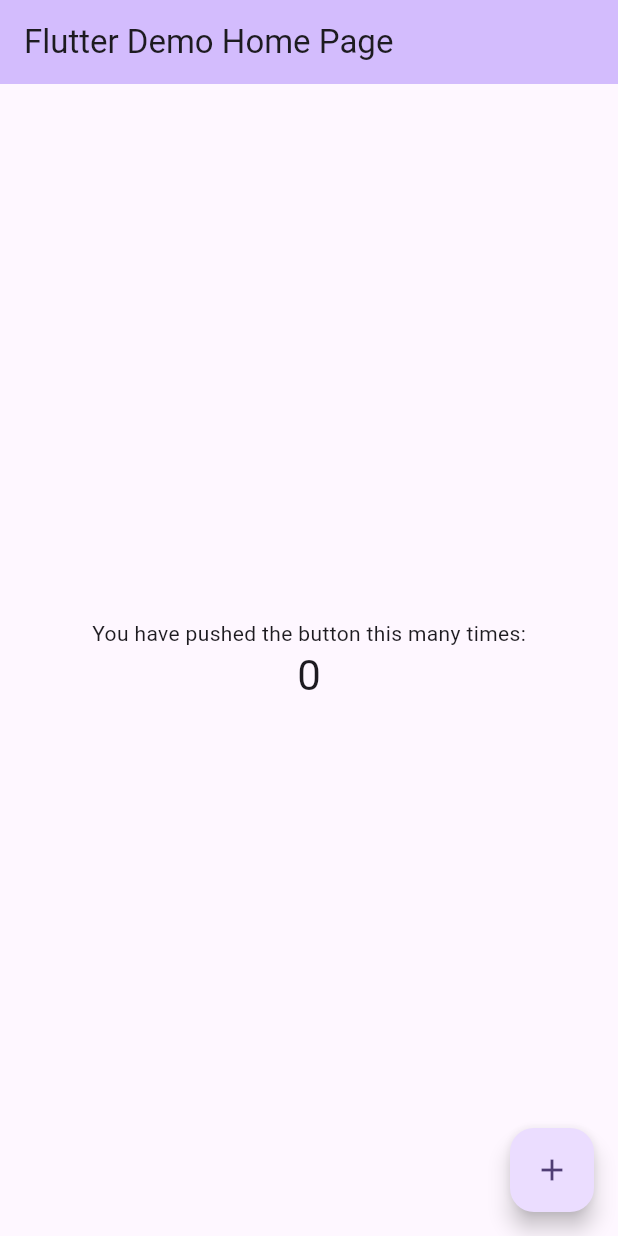
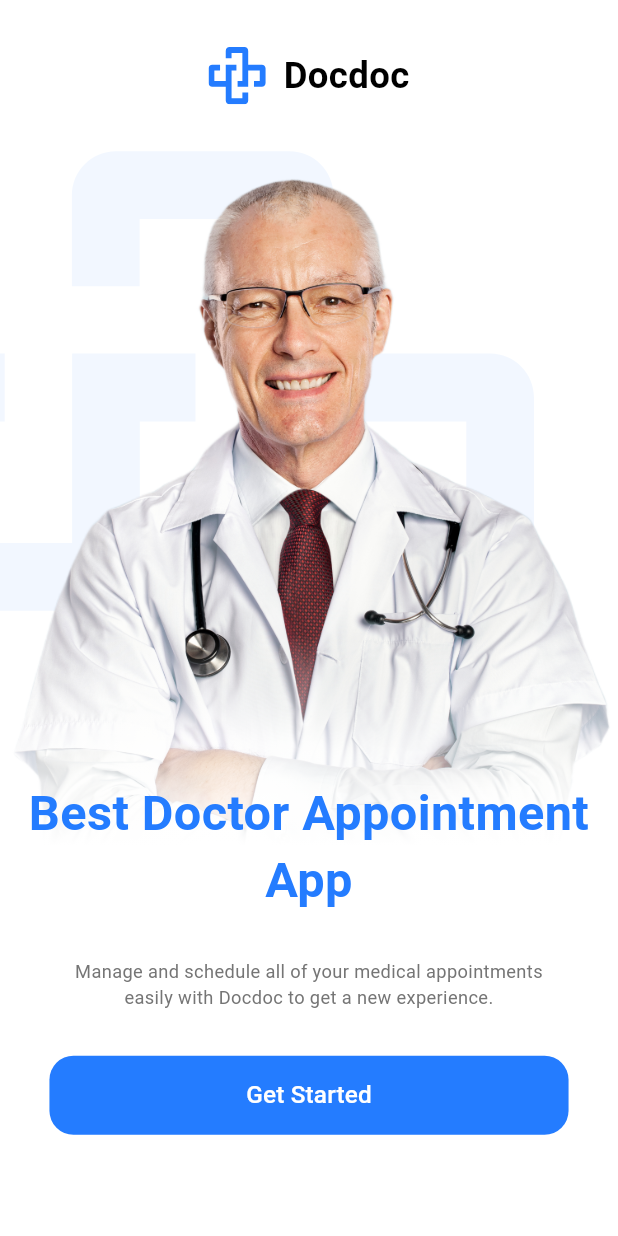
Before and after one commit to wafaasayed97/flutter_advanced_complete_project, a Flutter app: the screen it shows after launch, on a phone screen of 412 x 824 dp. Run offline on Flutter 3.47's test engine with Material 3 defaults, Android fonts, the phone set to English and light mode, and no system bars; our stand-ins replace flutter_screenutil, flutter_svg.

Commit message:
-added svgs and images to assets -added flutter_svg & flutter_screenutil -made file to doc app client - added navigation -added routing folder -added colors &text styles

```diff
--- /dev/null
+++ b/lib/core/helpers/extensions.dart
@@ -0,0 +1,17 @@
+import 'package:flutter/cupertino.dart';
+
+extension Navigation on BuildContext{
+  void pop(){
+    Navigator.pop(this);
+  }
+  Future<dynamic> pushNamed(String routeName, {Object? arguments}){
+    return Navigator.pushNamed(this, routeName, arguments: arguments);
+  }
+
+  Future<dynamic> pushReplacementNamed(String routeName, {Object? arguments}){
+    return Navigator.pushReplacementNamed(this, routeName, arguments: arguments);
+  }
+ Future<dynamic> pushNamedAndRemoveUntil(String routeName, {Object? arguments , required RoutePredicate predicate}){
+   return Navigator.of(this).pushNamedAndRemoveUntil(routeName, predicate, arguments: arguments);
+ }
+}
--- /dev/null
+++ b/lib/core/routing/app_router.dart
@@ -0,0 +1,23 @@
+import 'package:flutter/material.dart';
+import 'package:flutter_advanced_complete_project/core/routing/routes.dart';
+import 'package:flutter_advanced_complete_project/features/onboarding/ui/screens/onboarding_screen.dart';
+
+import '../../features/login/ui/screens/login_screen.dart';
+
+class AppRouter{
+  Route generateRoute(RouteSettings settings){
+    final arguments = settings.arguments;
+    switch(settings.name){
+      case Routes.onBoardingScreen:
+        return MaterialPageRoute(builder: (context) => const OnBoardingScreen());
+      case Routes.loginScreen:
+        return MaterialPageRoute(builder: (context) => const LoginScreen());
+      default:
+        return MaterialPageRoute(builder: (context) => Scaffold(
+          body: Center(
+            child: Text('No route defined for ${settings.name}'),
+          ),
+        ));
+    }
+  }
+}
--- /dev/null
+++ b/lib/core/routing/routes.dart
@@ -0,0 +1,4 @@
+class Routes{
+  static const String onBoardingScreen = '/onBoardingScreen';
+  static const String loginScreen = '/loginScreen';
+}
--- /dev/null
+++ b/lib/core/theming/colors.dart
@@ -0,0 +1,6 @@
+import 'package:flutter/material.dart';
+
+class ColorsManager{
+  static Color mainBlue = const Color(0xFF247CFF);
+  static Color grey = const Color(0xFF757575);
+}
--- /dev/null
+++ b/lib/core/theming/styles.dart
@@ -0,0 +1,27 @@
+import 'package:flutter/material.dart';
+import 'package:flutter_advanced_complete_project/core/theming/colors.dart';
+import 'package:flutter_screenutil/flutter_screenutil.dart';
+
+class TextStyles{
+  static TextStyle font24black700wight = TextStyle (
+      fontSize: 24.sp,
+      fontWeight: FontWeight.w700,
+      color: Colors.black
+    );
+  static TextStyle font32BlueBold = TextStyle (
+      fontSize: 32.sp,
+      fontWeight: FontWeight.bold,
+      color: ColorsManager.mainBlue
+    );
+  static TextStyle font12GrayRegular = TextStyle (
+      fontSize: 12.sp,
+      fontWeight: FontWeight.normal,
+      color: ColorsManager.grey
+    );
+  static TextStyle font16whiteSemiBold = TextStyle (
+      fontSize: 16.sp,
+      fontWeight: FontWeight.w500,
+      color: Colors.white
+    );
+
+  }
--- /dev/null
+++ b/lib/doc_app.dart
@@ -0,0 +1,30 @@
+import 'package:flutter/material.dart';
+import 'package:flutter_advanced_complete_project/core/routing/app_router.dart';
+import 'package:flutter_advanced_complete_project/core/theming/colors.dart';
+import 'package:flutter_screenutil/flutter_screenutil.dart';
+
+import 'core/routing/routes.dart';
+
+class DocApp extends StatelessWidget {
+  final AppRouter appRouter ;
+  const DocApp({super.key, required this.appRouter});
+
+  @override
+  Widget build(BuildContext context) {
+    return ScreenUtilInit(
+      designSize: const Size(375, 812),
+      minTextAdapt: true,
+      splitScreenMode: true,
+     child: MaterialApp(
+      debugShowCheckedModeBanner: false,
+      title: 'Doc App',
+      theme: ThemeData(
+        scaffoldBackgroundColor: Colors.white,
+        primaryColor: ColorsManager.mainBlue,
+      ),
+      initialRoute: Routes.onBoardingScreen,
+      onGenerateRoute: appRouter.generateRoute,
+     ),
+    );
+  }
+}
--- /dev/null
+++ b/lib/features/login/ui/screens/login_screen.dart
@@ -0,0 +1,17 @@
+import 'package:flutter/material.dart';
+
+class LoginScreen extends StatelessWidget {
+  const LoginScreen({super.key});
+
+  @override
+  Widget build(BuildContext context) {
+    return Scaffold(
+      appBar: AppBar(
+        title: const Text('Login Screen'),
+      ),
+      body: const Center(
+        child: Text('Login Screen is working'),
+      ),
+    );
+  }
+}
--- /dev/null
+++ b/lib/features/onboarding/ui/screens/onboarding_screen.dart
@@ -0,0 +1,43 @@
+import 'package:flutter/material.dart';
+import 'package:flutter_screenutil/flutter_screenutil.dart';
+
+import '../../../../core/theming/styles.dart';
+import '../widgets/doc_logo_and_name.dart';
+import '../widgets/doctor_image_and_text.dart';
+import '../widgets/get_started_buttun.dart';
+
+class OnBoardingScreen extends StatelessWidget {
+  const OnBoardingScreen({super.key});
+
+  @override
+  Widget build(BuildContext context) {
+    return Scaffold(
+      body: SafeArea(
+          child: SingleChildScrollView(
+        child: Padding(
+          padding: EdgeInsets.only(top: 30.h, bottom: 30.h),
+          child: Column(
+            children: [
+              const DocLogoAndName(),
+              SizedBox(height: 30.h),
+              const DoctorImageAndText(),
+              Padding(
+                padding:  EdgeInsets.symmetric(horizontal: 30.w),
+                child: Column(
+                  children: [
+                    Text(
+                        'Manage and schedule all of your medical appointments easily with Docdoc to get a new experience.'
+                            ,style: TextStyles.font12GrayRegular,textAlign: TextAlign.center,
+                    ),
+                    SizedBox(height: 30.h),
+                    const GetStartedButton(),
+                  ],
+                ),
+              )
+            ],
+          ),
+        ),
+      )),
+    );
+  }
+}
--- /dev/null
+++ b/lib/features/onboarding/ui/widgets/doc_logo_and_name.dart
@@ -0,0 +1,23 @@
+import 'package:flutter/material.dart';
+import 'package:flutter_advanced_complete_project/core/theming/styles.dart';
+import 'package:flutter_screenutil/flutter_screenutil.dart';
+import 'package:flutter_svg/svg.dart';
+
+class DocLogoAndName extends StatelessWidget {
+  const DocLogoAndName({super.key});
+
+  @override
+  Widget build(BuildContext context) {
+    return Row(
+      mainAxisAlignment: MainAxisAlignment.center,
+      children: [
+        SvgPicture.asset('assets/svgs/docdoc_logo.svg'),
+        SizedBox(width: 10.w),
+        Text(
+          'Docdoc',
+          style: TextStyles.font24black700wight,
+        ),
+      ],
+    );
+  }
+}
--- /dev/null
+++ b/lib/features/onboarding/ui/widgets/doctor_image_and_text.dart
@@ -0,0 +1,41 @@
+import 'package:flutter/material.dart';
+import 'package:flutter_svg/flutter_svg.dart';
+
+import '../../../../core/theming/styles.dart';
+
+class DoctorImageAndText extends StatelessWidget {
+  const DoctorImageAndText({super.key});
+
+  @override
+  Widget build(BuildContext context) {
+    return Stack(
+      children: [
+        SvgPicture.asset('assets/svgs/docdoc_logo_low_opacity.svg'),
+        Container(
+          foregroundDecoration: BoxDecoration(
+            gradient: LinearGradient(
+              colors: [
+                Colors.white,
+                Colors.white.withOpacity(0.0),
+              ],
+              begin: Alignment.bottomCenter,
+              end: Alignment.topCenter,
+              stops: const [0.14, 0.4],
+            ),
+          ),
+          child: Image.asset('assets/images/onboarding_doctor_image.png'),
+        ),
+         Positioned(
+          bottom: 30,left: 0,right: 0,
+          child: Text(
+            'Best Doctor Appointment App',
+            textAlign: TextAlign.center,
+            style: TextStyles.font32BlueBold.copyWith(
+              height: 1.4,
+            ),
+          ),
+        ),
+      ],
+    );
+  }
+}
--- /dev/null
+++ b/lib/features/onboarding/ui/widgets/get_started_buttun.dart
@@ -0,0 +1,36 @@
+import 'package:flutter/material.dart';
+import 'package:flutter_advanced_complete_project/core/helpers/extensions.dart';
+import 'package:flutter_screenutil/flutter_screenutil.dart';
+
+import '../../../../core/routing/routes.dart';
+import '../../../../core/theming/colors.dart';
+import '../../../../core/theming/styles.dart';
+
+class GetStartedButton extends StatelessWidget {
+  const GetStartedButton({super.key});
+
+  @override
+  Widget build(BuildContext context) {
+    return TextButton(
+      style: ButtonStyle(
+        tapTargetSize: MaterialTapTargetSize.shrinkWrap,
+        backgroundColor: MaterialStateProperty.all(ColorsManager.mainBlue),
+        minimumSize: MaterialStateProperty.all(
+           Size(double.infinity, 52.h),
+        ),
+        shape: MaterialStateProperty.all<RoundedRectangleBorder>(
+          RoundedRectangleBorder(
+            borderRadius: BorderRadius.circular(16),
+          ),
+        ),
+      ),
+      onPressed: () {
+        context.pushNamed(Routes.loginScreen);
+      },
+      child: Text(
+        'Get Started',
+        style: TextStyles.font16whiteSemiBold,
+      ),
+    );
+  }
+}
--- a/lib/main.dart
+++ b/lib/main.dart
@@ -1,97 +1,7 @@
 import 'package:flutter/material.dart';
+import 'package:flutter_advanced_complete_project/core/routing/app_router.dart';
+import 'package:flutter_advanced_complete_project/doc_app.dart';
 
 void main() {
-  runApp(const MyApp());
+  runApp(DocApp(appRouter: AppRouter()));
 }
-
-class MyApp extends StatelessWidget {
-  const MyApp({super.key});
-
-  // This widget is the root of your application.
-  @override
-  Widget build(BuildContext context) {
-    return MaterialApp(
-      debugShowCheckedModeBanner: false,
-      title: 'Flutter Demo',
-      theme: ThemeData(
-        colorScheme: ColorScheme.fromSeed(seedColor: Colors.deepPurple),
-        useMaterial3: true,
-      ),
-      home: const MyHomePage(title: 'Flutter Demo Home Page'),
-    );
-  }
-}
-
-class MyHomePage extends StatefulWidget {
-  const MyHomePage({super.key, required this.title});
-
-  final String title;
-
-  @override
-  State<MyHomePage> createState() => _MyHomePageState();
-}
-
-class _MyHomePageState extends State<MyHomePage> {
-  int _counter = 0;
-
-  void _incrementCounter() {
-    setState(() {
-      _counter++;
-    });
-  }
-
-  @override
-  Widget build(BuildContext context) {
-    // This method is rerun every time setState is called, for instance as done
-    // by the _incrementCounter method above.
-    //
-    // The Flutter framework has been optimized to make rerunning build methods
-    // fast, so that you can just rebuild anything that needs updating rather
-    // than having to individually change instances of widgets.
-    return Scaffold(
-      appBar: AppBar(
-        // TRY THIS: Try changing the color here to a specific color (to
-        // Colors.amber, perhaps?) and trigger a hot reload to see the AppBar
-        // change color while the other colors stay the same.
-        backgroundColor: Theme.of(context).colorScheme.inversePrimary,
-        // Here we take the value from the MyHomePage object that was created by
-        // the App.build method, and use it to set our appbar title.
-        title: Text(widget.title),
-      ),
-      body: Center(
-        // Center is a layout widget. It takes a single child and positions it
-        // in the middle of the parent.
-        child: Column(
-          // Column is also a layout widget. It takes a list of children and
-          // arranges them vertically. By default, it sizes itself to fit its
-          // children horizontally, and tries to be as tall as its parent.
-          //
-          // Column has various properties to control how it sizes itself and
-          // how it positions its children. Here we use mainAxisAlignment to
-          // center the children vertically; the main axis here is the vertical
-          // axis because Columns are vertical (the cross axis would be
-          // horizontal).
-          //
-          // TRY THIS: Invoke "debug painting" (choose the "Toggle Debug Paint"
-          // action in the IDE, or press "p" in the console), to see the
-          // wireframe for each widget.
-          mainAxisAlignment: MainAxisAlignment.center,
-          children: <Widget>[
-            const Text(
-              'You have pushed the button this many times:',
-            ),
-            Text(
-              '$_counter',
-              style: Theme.of(context).textTheme.headlineMedium,
-            ),
-          ],
-        ),
-      ),
-      floatingActionButton: FloatingActionButton(
-        onPressed: _incrementCounter,
-        tooltip: 'Increment',
-        child: const Icon(Icons.add),
-      ), // This trailing comma makes auto-formatting nicer for build methods.
-    );
-  }
-}
```
Also changed, not shown: pubspec.yaml (+5 -2 lines), assets/images/onboarding_doctor_image.png (added), assets/svgs/docdoc_logo.svg (added), assets/svgs/docdoc_logo_low_opacity.svg (added), pubspec.lock, 1 other file.
